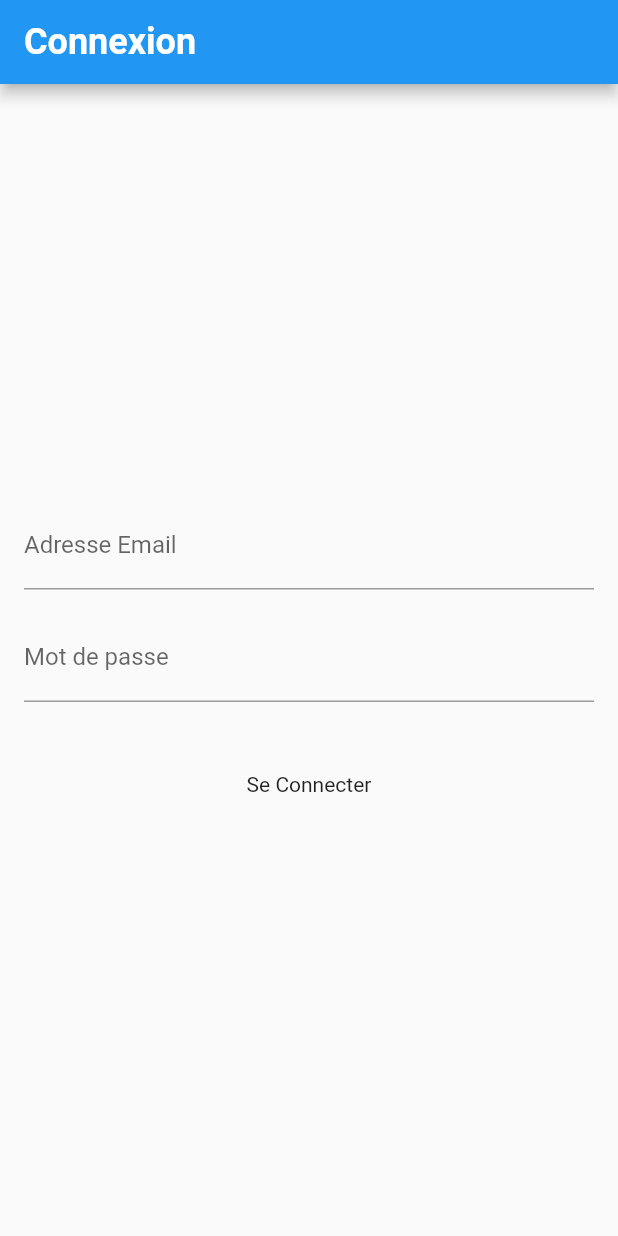
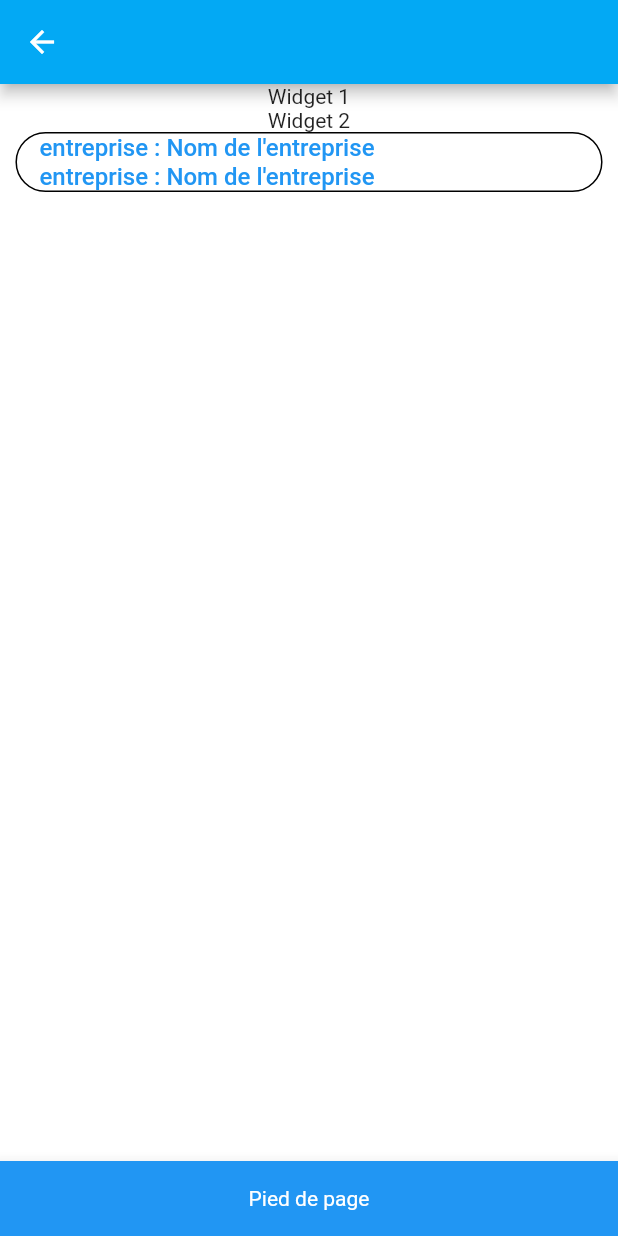
Before and after one commit to gwendalhoudeau/HACKTHON, a Flutter app: the screen it shows after launch, after a tap on "Se Connecter", on a phone screen of 412 x 824 dp. Run offline on Flutter 3.47's test engine with Material 2 defaults, Android fonts, the phone set to English and light mode, and no system bars; missing offline and left inert: desktop_window, window_size.

Commit message:
up front

```diff
--- a/front/lib/main.dart
+++ b/front/lib/main.dart
@@ -1,7 +1,24 @@
+import 'dart:io';
+import 'package:desktop_window/desktop_window.dart';
 import 'package:flutter/material.dart';
-import 'package:front/pages/cv_home.dart';
+import 'package:front/pages/cv_login.dart';
+import 'package:window_size/window_size.dart';
 
 void main() {
+  WidgetsFlutterBinding.ensureInitialized();
+  if (Platform.isWindows) {
+    setWindowMaxSize(const Size(1024, 768));
+    setWindowMinSize(const Size(512, 384));
+    Future<Null>.delayed(Duration(seconds: 1), () {
+      setWindowFrame(
+          Rect.fromCenter(center: Offset(1000, 500), width: 600, height: 1000));
+    });
+  }
+  //setWindowMinSize(const Size(200, 200));
+  //setWindowMaxSize(const Size(300, 300));
+  /*if (Platform.isWindows || Platform.isLinux || Platform.isMacOS) {
+    DesktopWindow.setMinWindowSize(const Size(800, 600));
+  }*/
   runApp(const MyApp());
 }
 
@@ -12,15 +29,25 @@ class MyApp extends StatelessWidget {
     return MaterialApp(
       title: 'Flutter Demo',
       theme: ThemeData(
+        appBarTheme: const AppBarTheme(
+          color: Colors.lightBlue, // Couleur de l'app bar (header)
+        ),
         primaryColor: Colors.blue, // Couleur principale de l'application
+        scaffoldBackgroundColor: Colors.white,
         fontFamily: 'Roboto', // Police par défaut
         textTheme: const TextTheme(
-          bodyLarge: TextStyle(fontSize: 16.0), // Style de texte par défaut
+          bodyLarge: TextStyle(
+            fontSize: 16.0,
+            color: Colors.blue,
+          ), // Style de texte par défaut
           titleLarge: TextStyle(
-              fontSize: 24.0, fontWeight: FontWeight.bold), // Style de titre
+            fontSize: 24.0,
+            fontWeight: FontWeight.bold,
+            color: Colors.white,
+          ), // Style de titre
         ),
       ),
-      home: const CvHome(),
+      home: const CvLogin(),
     );
   }
 }
--- a/front/lib/models/users/c_consumers.dart
+++ b/front/lib/models/users/c_consumers.dart
@@ -1,6 +1,8 @@
 import 'package:front/models/users/ca_users.dart';
 
 class Consumers extends CaUsers {
+  @override
+  String get label => "utilisateur";
   @override
   String userName;
 
--- a/front/lib/models/users/c_entreprise.dart
+++ b/front/lib/models/users/c_entreprise.dart
@@ -1,6 +1,8 @@
 import 'package:front/models/users/ca_users.dart';
 
-class Entreprise extends CaUsers {
+class CEntreprise extends CaUsers {
+  @override
+  String get label => "entreprise";
   @override
   String userName;
 
@@ -10,9 +12,28 @@ class Entreprise extends CaUsers {
   @override
   String password;
 
-  Entreprise({
+  @override
+  final int? quantity;
+
+  CEntreprise({
     required this.email,
     required this.password,
     required this.userName,
+    this.quantity,
   });
+
+  CEntreprise copyWith({
+    String? userName,
+    String? email,
+    String? password,
+    String? label,
+    int? quantity,
+  }) {
+    return CEntreprise(
+      email: email ?? this.email,
+      password: password ?? this.password,
+      userName: userName ?? this.userName,
+      quantity: quantity ?? this.quantity,
+    );
+  }
 }
--- a/front/lib/models/users/ca_users.dart
+++ b/front/lib/models/users/ca_users.dart
@@ -2,4 +2,6 @@ abstract class CaUsers {
   String get userName;
   String get email;
   String get password;
+  String get label;
+  int? quantity;
 }
--- /dev/null
+++ b/front/lib/models/widgets/cv_tile.dart
@@ -0,0 +1,41 @@
+import 'package:flutter/material.dart';
+import 'package:front/models/users/ca_users.dart';
+
+class CvTile extends StatelessWidget {
+  final CaUsers user;
+
+  const CvTile({
+    required this.user,
+  });
+
+  @override
+  Widget build(BuildContext context) {
+    double screenWidth = MediaQuery.of(context).size.width;
+    double containerWidth = screenWidth * 0.95;
+    return Container(
+      width: containerWidth,
+      padding: const EdgeInsets.symmetric(horizontal: 15),
+      decoration: BoxDecoration(
+        border: Border.all(
+          color: Colors.black, // Couleur de la bordure
+          width: 1.0, // Largeur de la bordure
+        ),
+        borderRadius: const BorderRadius.all(Radius.circular(30)),
+      ),
+      child: Column(
+        crossAxisAlignment:
+            CrossAxisAlignment.start, // Aligner le contenu à gauche
+        children: [
+          Text(
+            "${user.label} : ${user.userName}",
+            style: Theme.of(context).textTheme.bodyLarge,
+          ),
+          Text(
+            "${user.label} : ${user.userName}",
+            style: Theme.of(context).textTheme.bodyLarge,
+          ),
+        ],
+      ),
+    );
+  }
+}
--- a/front/lib/pages/cv_home.dart
+++ b/front/lib/pages/cv_home.dart
@@ -1,5 +1,6 @@
 import 'package:flutter/material.dart';
-import 'package:front/widgets/cw_button.dart';
+import 'package:front/models/users/c_entreprise.dart';
+import 'package:front/models/widgets/cv_tile.dart';
 
 class CvHome extends StatefulWidget {
   const CvHome({super.key});
@@ -9,34 +10,39 @@ class CvHome extends StatefulWidget {
 }
 
 class _CvHomeState extends State<CvHome> {
+  CEntreprise entreprise = CEntreprise(
+    email: 'email_entreprise@example.com',
+    password: 'mot_de_passe_entreprise',
+    userName: 'Nom de l\'entreprise',
+  );
   @override
   Widget build(BuildContext context) {
     return Scaffold(
-      appBar: AppBar(
-        title: const Text('Connexion'),
+      appBar: AppBar(),
+      body: SingleChildScrollView(
+        child: Center(
+          child: Column(
+            children: <Widget>[
+              // Ajoutez ici vos widgets de la liste
+              Text('Widget 1'),
+              Text('Widget 2'),
+              CvTile(
+                user: entreprise,
+              ),
+              // ...
+            ],
+          ),
+        ),
       ),
-      body: Padding(
-        padding: const EdgeInsets.all(16.0),
-        child: Column(
-          mainAxisAlignment: MainAxisAlignment.center,
-          children: <Widget>[
-            TextFormField(
-              onChanged: (text) {
-                setState(() {});
-              },
-              decoration: const InputDecoration(labelText: 'Adresse Email'),
-            ),
-            const SizedBox(height: 16.0),
-            TextFormField(
-              onChanged: (text) {
-                setState(() {});
-              },
-              decoration: InputDecoration(labelText: 'Mot de passe'),
-              obscureText: true,
-            ),
-            const SizedBox(height: 32.0),
-            CwButton("Se Connecter", onPressed: () {})
-          ],
+      bottomNavigationBar: BottomAppBar(
+        color: Colors.blue, // Couleur de fond du pied de page
+        child: Container(
+          height: 50.0, // Hauteur du pied de page
+          alignment: Alignment.center,
+          child: const Text(
+            'Pied de page',
+            style: TextStyle(color: Colors.white),
+          ),
         ),
       ),
     );
--- /dev/null
+++ b/front/lib/pages/cv_login.dart
@@ -0,0 +1,53 @@
+import 'package:flutter/material.dart';
+import 'package:front/pages/cv_home.dart';
+import 'package:front/widgets/cw_button.dart';
+
+class CvLogin extends StatefulWidget {
+  const CvLogin({super.key});
+
+  @override
+  State<CvLogin> createState() => _CvLoginState();
+}
+
+class _CvLoginState extends State<CvLogin> {
+  @override
+  Widget build(BuildContext context) {
+    return Scaffold(
+      appBar: AppBar(
+        title: const Text('Connexion'),
+      ),
+      body: Padding(
+        padding: const EdgeInsets.all(16.0),
+        child: Column(
+          mainAxisAlignment: MainAxisAlignment.center,
+          children: <Widget>[
+            TextFormField(
+                onChanged: (text) {
+                  setState(() {});
+                },
+                decoration: const InputDecoration(labelText: 'Adresse Email'),
+                style: Theme.of(context)
+                    .textTheme
+                    .bodyLarge // Utilisation du style bodyLarge
+                ),
+            const SizedBox(height: 16.0),
+            TextFormField(
+                onChanged: (text) {
+                  setState(() {});
+                },
+                decoration: InputDecoration(labelText: 'Mot de passe'),
+                obscureText: true,
+                style: Theme.of(context).textTheme.bodyLarge),
+            const SizedBox(height: 32.0),
+            CwButton("Se Connecter", onPressed: () {
+              Navigator.push(
+                context,
+                MaterialPageRoute(builder: (context) => const CvHome()),
+              );
+            })
+          ],
+        ),
+      ),
+    );
+  }
+}
```
Also changed, not shown: front/pubspec.yaml (+5 -74 lines), front/pubspec.lock, 5 other files.
